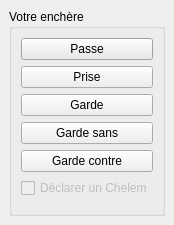
Before: the Qt Designer form src/EncheresUI.ui in arabine/icl, drawn with Qt 5.
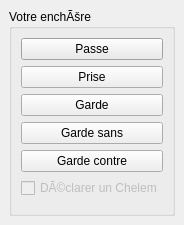
After: the same form once the commit is applied.

The edit to the form file:
```diff
--- a/src/EncheresUI.ui
+++ b/src/EncheresUI.ui
@@ -89,7 +89,7 @@
       </palette>
      </property>
      <property name="title" >
-      <string>Votre enchère</string>
+      <string>Votre enchÃšre</string>
      </property>
      <layout class="QGridLayout" >
       <property name="margin" >
@@ -139,7 +139,7 @@
          <bool>false</bool>
         </property>
         <property name="text" >
-         <string>Déclarer un Chelem</string>
+         <string>DÃ©clarer un Chelem</string>
         </property>
        </widget>
       </item>
```
Left out of the diff: 2 changed lines with no effect on the pictures.
